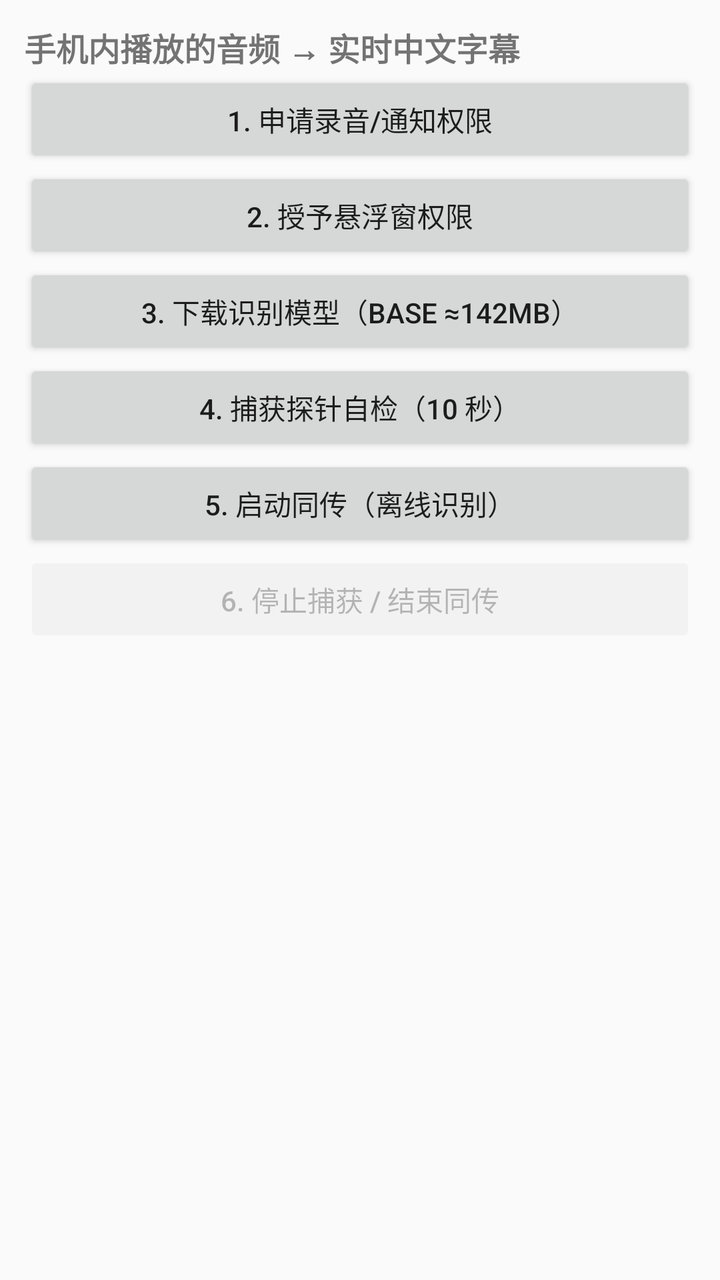
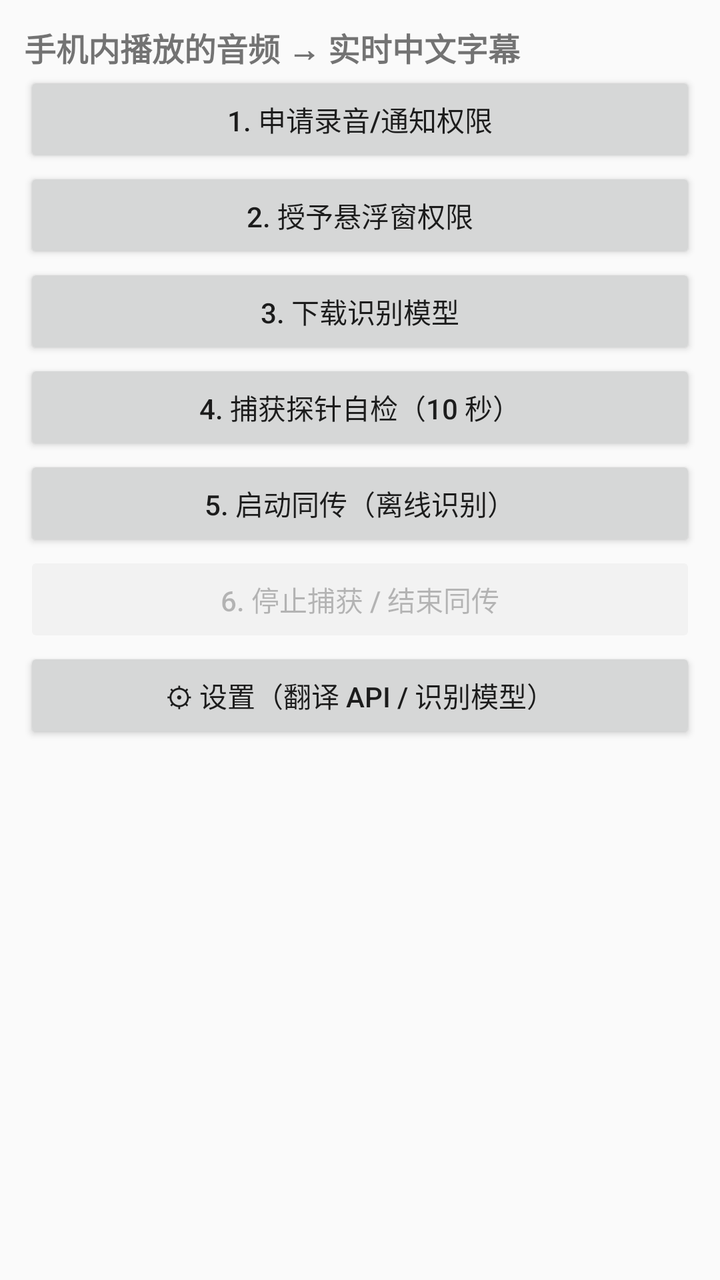

An Android layout rendered at two revisions. The XML below is the earlier revision; the diff shows what the commit changed to produce the second picture.
<!-- AndroidManifest.xml: application theme android:Theme.Material.Light.NoActionBar -->
<!-- res/layout/activity_main.xml -->
<?xml version="1.0" encoding="utf-8"?>
<LinearLayout xmlns:android="http://schemas.android.com/apk/res/android"
    android:layout_width="match_parent"
    android:layout_height="match_parent"
    android:orientation="vertical"
    android:padding="12dp">

    <TextView
        android:layout_width="match_parent"
        android:layout_height="wrap_content"
        android:text="@string/header"
        android:textStyle="bold"
        android:textSize="16sp" />

    <Button
        android:id="@+id/btnPermissions"
        android:layout_width="match_parent"
        android:layout_height="wrap_content"
        android:text="@string/btn_permissions" />

    <Button
        android:id="@+id/btnOverlay"
        android:layout_width="match_parent"
        android:layout_height="wrap_content"
        android:text="@string/btn_overlay" />

    <Button
        android:id="@+id/btnModel"
        android:layout_width="match_parent"
        android:layout_height="wrap_content"
        android:text="@string/btn_model" />

    <Button
        android:id="@+id/btnProbe"
        android:layout_width="match_parent"
        android:layout_height="wrap_content"
        android:text="@string/btn_probe" />

    <Button
        android:id="@+id/btnInterpret"
        android:layout_width="match_parent"
        android:layout_height="wrap_content"
        android:text="@string/btn_interpret" />

    <Button
        android:id="@+id/btnStop"
        android:layout_width="match_parent"
        android:layout_height="wrap_content"
        android:enabled="false"
        android:text="@string/btn_stop" />

    <ScrollView
        android:layout_width="match_parent"
        android:layout_height="0dp"
        android:layout_weight="1"
        android:layout_marginTop="8dp">

        <TextView
            android:id="@+id/log"
            android:layout_width="match_parent"
            android:layout_height="wrap_content"
            android:fontFamily="monospace"
            android:textSize="12sp" />
    </ScrollView>

</LinearLayout>
<!-- resources referenced by this layout -->
<resources>
  <string name="btn_interpret">5. 启动同传（离线识别）</string>
  <string name="btn_model">3. 下载识别模型（base ≈142MB）</string>
  <string name="btn_overlay">2. 授予悬浮窗权限</string>
  <string name="btn_permissions">1. 申请录音/通知权限</string>
  <string name="btn_probe">4. 捕获探针自检（10 秒）</string>
  <string name="btn_stop">6. 停止捕获 / 结束同传</string>
  <string name="header">手机内播放的音频 → 实时中文字幕</string>
</resources>

<!-- the commit's change to res/layout/activity_main.xml (unified diff, before → after) -->
@@ -49,6 +49,12 @@
         android:enabled="false"
         android:text="@string/btn_stop" />
 
+    <Button
+        android:id="@+id/btnSettings"
+        android:layout_width="match_parent"
+        android:layout_height="wrap_content"
+        android:text="@string/btn_settings" />
+
     <ScrollView
         android:layout_width="match_parent"
         android:layout_height="0dp"
<!-- resource entries referenced after the edit -->
@@ -1,10 +1,11 @@
 <!-- resources referenced by this layout -->
 <resources>
   <string name="btn_interpret">5. 启动同传（离线识别）</string>
-  <string name="btn_model">3. 下载识别模型（base ≈142MB）</string>
+  <string name="btn_model">3. 下载识别模型</string>
   <string name="btn_overlay">2. 授予悬浮窗权限</string>
   <string name="btn_permissions">1. 申请录音/通知权限</string>
   <string name="btn_probe">4. 捕获探针自检（10 秒）</string>
+  <string name="btn_settings">⚙ 设置（翻译 API / 识别模型）</string>
   <string name="btn_stop">6. 停止捕获 / 结束同传</string>
   <string name="header">手机内播放的音频 → 实时中文字幕</string>
 </resources>
